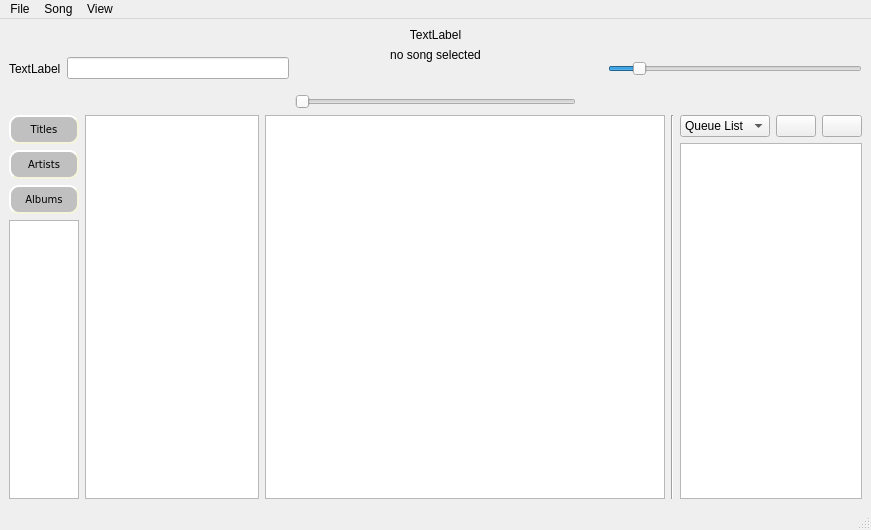
Above: CODE/soundpp/soundpp-prototype/mainwindow.ui from b1t00/soundpp before the change. Below: the same form after it.
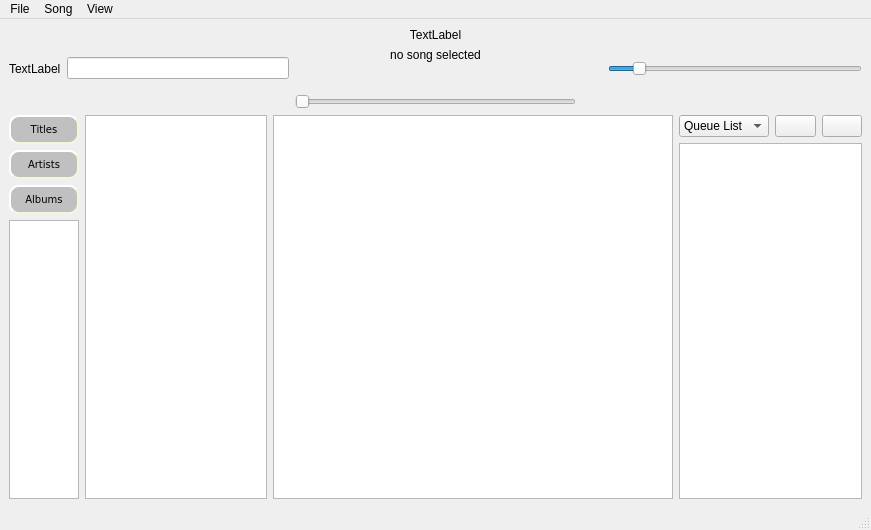
That is the form after the change. Icons and pictures are not drawn.

```diff
--- a/CODE/soundpp/soundpp-prototype/mainwindow.ui
+++ b/CODE/soundpp/soundpp-prototype/mainwindow.ui
@@ -377,13 +377,6 @@
           </attribute>
          </widget>
         </item>
-        <item>
-         <widget class="Line" name="line">
-          <property name="orientation">
-           <enum>Qt::Vertical</enum>
-          </property>
-         </widget>
-        </item>
         <item>
          <layout class="QVBoxLayout" name="verticalLayout_4">
           <item>
@@ -422,7 +415,7 @@
            <widget class="QTableView" name="queue_tableView">
             <property name="maximumSize">
              <size>
-              <width>200</width>
+              <width>250</width>
               <height>16777215</height>
              </size>
             </property>
```
